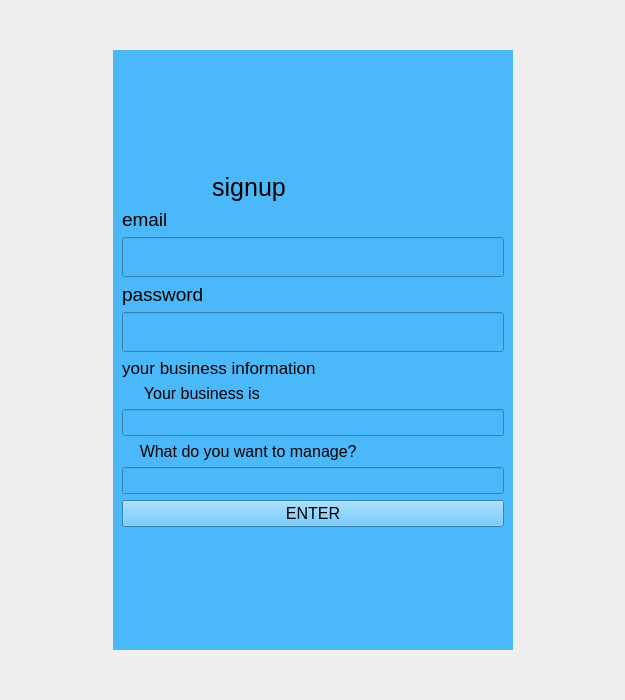
The window that ui/signup.ui (pvminhha2016-hub/PTA39PTA39-SPCK) describes before a commit, drawn with Qt 5.
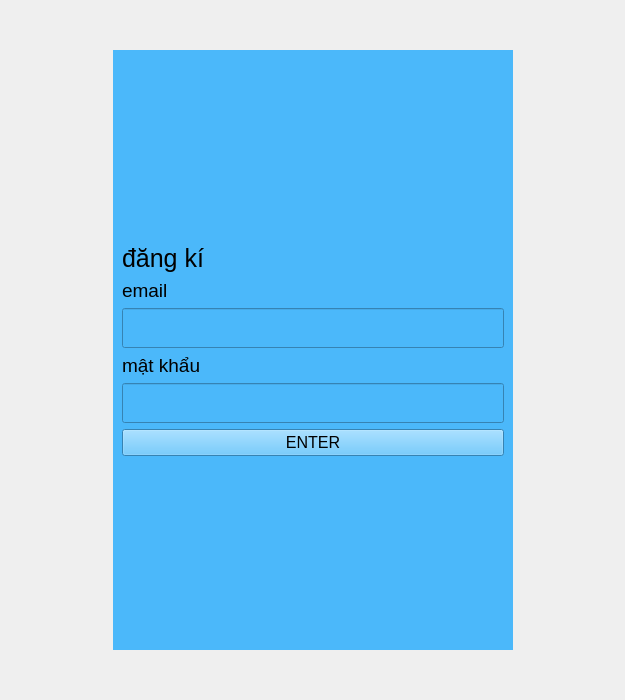
The same window after the commit.

The edit to the form file:
```diff
--- a/ui/signup.ui
+++ b/ui/signup.ui
@@ -67,7 +67,7 @@
           </font>
          </property>
          <property name="text">
-          <string>             signup</string>
+          <string>đăng kí</string>
          </property>
         </widget>
        </item>
@@ -109,7 +109,7 @@
           </font>
          </property>
          <property name="text">
-          <string>password</string>
+          <string>mật khẩu</string>
          </property>
         </widget>
        </item>
@@ -136,60 +136,6 @@
          </property>
         </widget>
        </item>
-       <item>
-        <widget class="QLabel" name="label_4">
-         <property name="font">
-          <font>
-           <pointsize>13</pointsize>
-          </font>
-         </property>
-         <property name="text">
-          <string>your business information</string>
-         </property>
-        </widget>
-       </item>
-       <item>
-        <widget class="QLabel" name="label_5">
-         <property name="font">
-          <font>
-           <pointsize>12</pointsize>
-          </font>
-         </property>
-         <property name="text">
-          <string>     Your business is</string>
-         </property>
-        </widget>
-       </item>
-       <item>
-        <widget class="QLineEdit" name="lineEdit">
-         <property name="font">
-          <font>
-           <pointsize>12</pointsize>
-          </font>
-         </property>
-        </widget>
-       </item>
-       <item>
-        <widget class="QLabel" name="label_6">
-         <property name="font">
-          <font>
-           <pointsize>12</pointsize>
-          </font>
-         </property>
-         <property name="text">
-          <string>    What do you want to manage?</string>
-         </property>
-        </widget>
-       </item>
-       <item>
-        <widget class="QLineEdit" name="lineEdit_2">
-         <property name="font">
-          <font>
-           <pointsize>12</pointsize>
-          </font>
-         </property>
-        </widget>
-       </item>
        <item>
         <widget class="QPushButton" name="pushButton">
          <property name="font">
```
